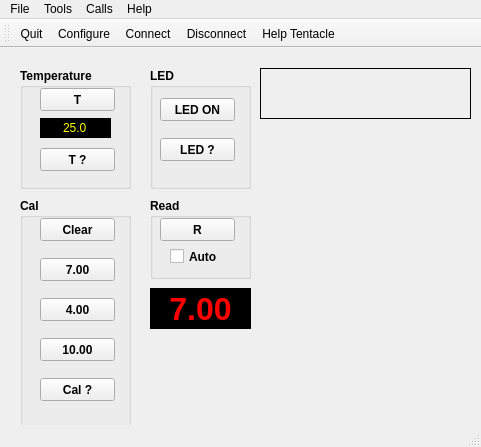
This is mainwindow.ui in cskv/atlas-tentacle as Qt 5 draws it before an edit. The edited form follows.
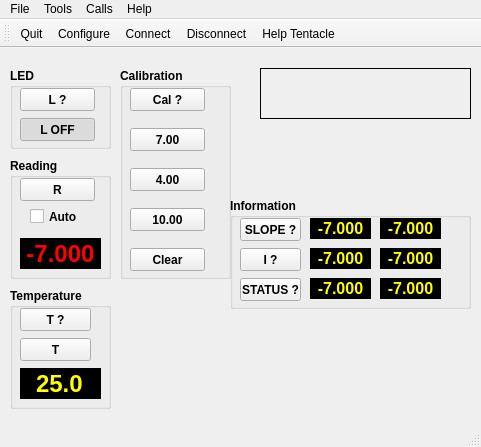
This is the edited form. Icons and pictures are not drawn.

Commit message: Completed tentacle commands and GUI

What changed in the file:
```diff
--- a/mainwindow.ui
+++ b/mainwindow.ui
@@ -17,10 +17,10 @@
    <widget class="QGroupBox" name="gbCalibration">
     <property name="geometry">
      <rect>
-      <x>20</x>
-      <y>150</y>
+      <x>120</x>
+      <y>20</y>
       <width>111</width>
-      <height>231</height>
+      <height>211</height>
      </rect>
     </property>
     <property name="font">
@@ -30,12 +30,12 @@
      </font>
     </property>
     <property name="title">
-     <string>Cal</string>
+     <string>Calibration</string>
     </property>
     <widget class="QPushButton" name="btnCalMid">
      <property name="geometry">
       <rect>
-       <x>20</x>
+       <x>10</x>
        <y>60</y>
        <width>75</width>
        <height>23</height>
@@ -48,7 +48,7 @@
     <widget class="QPushButton" name="btnCalLow">
      <property name="geometry">
       <rect>
-       <x>20</x>
+       <x>10</x>
        <y>100</y>
        <width>75</width>
        <height>23</height>
@@ -61,7 +61,7 @@
     <widget class="QPushButton" name="btnCalHigh">
      <property name="geometry">
       <rect>
-       <x>20</x>
+       <x>10</x>
        <y>140</y>
        <width>75</width>
        <height>23</height>
@@ -74,8 +74,8 @@
     <widget class="QPushButton" name="btnCalClear">
      <property name="geometry">
       <rect>
-       <x>20</x>
-       <y>20</y>
+       <x>10</x>
+       <y>180</y>
        <width>75</width>
        <height>23</height>
       </rect>
@@ -87,8 +87,8 @@
     <widget class="QPushButton" name="btnCal">
      <property name="geometry">
       <rect>
-       <x>20</x>
-       <y>180</y>
+       <x>10</x>
+       <y>20</y>
        <width>75</width>
        <height>23</height>
       </rect>
@@ -101,10 +101,10 @@
    <widget class="QGroupBox" name="gbLED">
     <property name="geometry">
      <rect>
-      <x>150</x>
+      <x>10</x>
       <y>20</y>
       <width>101</width>
-      <height>121</height>
+      <height>81</height>
      </rect>
     </property>
     <property name="font">
@@ -120,39 +120,42 @@
      <property name="geometry">
       <rect>
        <x>10</x>
-       <y>30</y>
+       <y>50</y>
        <width>75</width>
        <height>23</height>
       </rect>
      </property>
      <property name="text">
-      <string>LED ON</string>
+      <string>L OFF</string>
      </property>
      <property name="checkable">
       <bool>true</bool>
      </property>
+     <property name="checked">
+      <bool>true</bool>
+     </property>
     </widget>
     <widget class="QPushButton" name="btnLED">
      <property name="geometry">
       <rect>
        <x>10</x>
-       <y>70</y>
+       <y>20</y>
        <width>75</width>
        <height>23</height>
       </rect>
      </property>
      <property name="text">
-      <string>LED ?</string>
+      <string>L ?</string>
      </property>
     </widget>
    </widget>
    <widget class="QGroupBox" name="gbRead">
     <property name="geometry">
      <rect>
-      <x>150</x>
-      <y>150</y>
+      <x>10</x>
+      <y>110</y>
       <width>101</width>
-      <height>81</height>
+      <height>121</height>
      </rect>
     </property>
     <property name="font">
@@ -162,7 +165,7 @@
      </font>
     </property>
     <property name="title">
-     <string>Read</string>
+     <string>Reading</string>
     </property>
     <widget class="QPushButton" name="btnpH">
      <property name="geometry">
@@ -190,13 +193,48 @@
       <string>Auto</string>
      </property>
     </widget>
+    <widget class="QLabel" name="pHLabel">
+     <property name="geometry">
+      <rect>
+       <x>10</x>
+       <y>80</y>
+       <width>81</width>
+       <height>31</height>
+      </rect>
+     </property>
+     <property name="font">
+      <font>
+       <family>Arial</family>
+       <pointsize>18</pointsize>
+       <weight>75</weight>
+       <bold>true</bold>
+      </font>
+     </property>
+     <property name="styleSheet">
+      <string notr="true">background: black;
+color: red;
+</string>
+     </property>
+     <property name="text">
+      <string>-7.000</string>
+     </property>
+     <property name="textFormat">
+      <enum>Qt::PlainText</enum>
+     </property>
+     <property name="alignment">
+      <set>Qt::AlignCenter</set>
+     </property>
+     <property name="margin">
+      <number>4</number>
+     </property>
+    </widget>
    </widget>
    <widget class="QGroupBox" name="gbTemp">
     <property name="geometry">
      <rect>
-      <x>20</x>
-      <y>20</y>
-      <width>111</width>
+      <x>10</x>
+      <y>240</y>
+      <width>101</width>
       <height>121</height>
      </rect>
     </property>
@@ -212,9 +250,9 @@
     <widget class="QPushButton" name="btnSetTemp">
      <property name="geometry">
       <rect>
-       <x>20</x>
-       <y>20</y>
-       <width>75</width>
+       <x>10</x>
+       <y>50</y>
+       <width>71</width>
        <height>23</height>
       </rect>
      </property>
@@ -225,9 +263,9 @@
     <widget class="QPushButton" name="btnGetTemp">
      <property name="geometry">
       <rect>
-       <x>20</x>
-       <y>80</y>
-       <width>75</width>
+       <x>10</x>
+       <y>20</y>
+       <width>71</width>
        <height>23</height>
       </rect>
      </property>
@@ -238,16 +276,18 @@
     <widget class="QLineEdit" name="leTemp">
      <property name="geometry">
       <rect>
-       <x>20</x>
-       <y>50</y>
-       <width>71</width>
-       <height>20</height>
+       <x>10</x>
+       <y>80</y>
+       <width>81</width>
+       <height>31</height>
       </rect>
      </property>
      <property name="font">
       <font>
-       <weight>50</weight>
-       <bold>false</bold>
+       <family>Arial</family>
+       <pointsize>18</pointsize>
+       <weight>75</weight>
+       <bold>true</bold>
       </font>
      </property>
      <property name="autoFillBackground">
@@ -269,41 +309,6 @@
      </property>
     </widget>
    </widget>
-   <widget class="QLabel" name="label">
-    <property name="geometry">
-     <rect>
-      <x>150</x>
-      <y>240</y>
-      <width>101</width>
-      <height>41</height>
-     </rect>
-    </property>
-    <property name="font">
-     <font>
-      <family>Arial</family>
-      <pointsize>24</pointsize>
-      <weight>75</weight>
-      <bold>true</bold>
-     </font>
-    </property>
-    <property name="styleSheet">
-     <string notr="true">background: black;
-color: red;
-</string>
-    </property>
-    <property name="text">
-     <string>7.00</string>
-    </property>
-    <property name="textFormat">
-     <enum>Qt::PlainText</enum>
-    </property>
-    <property name="alignment">
-     <set>Qt::AlignCenter</set>
-    </property>
-    <property name="margin">
-     <number>4</number>
-    </property>
-   </widget>
    <widget class="QLabel" name="label_2">
     <property name="geometry">
      <rect>
@@ -345,6 +350,286 @@
      <bool>true</bool>
     </property>
    </widget>
+   <widget class="QGroupBox" name="groupBox">
+    <property name="geometry">
+     <rect>
+      <x>230</x>
+      <y>150</y>
+      <width>241</width>
+      <height>111</height>
+     </rect>
+    </property>
+    <property name="sizePolicy">
+     <sizepolicy hsizetype="Minimum" vsizetype="Fixed">
+      <horstretch>0</horstretch>
+      <verstretch>0</verstretch>
+     </sizepolicy>
+    </property>
+    <property name="font">
+     <font>
+      <weight>75</weight>
+      <bold>true</bold>
+     </font>
+    </property>
+    <property name="title">
+     <string>Information</string>
+    </property>
+    <widget class="QPushButton" name="btnSlope">
+     <property name="geometry">
+      <rect>
+       <x>10</x>
+       <y>20</y>
+       <width>61</width>
+       <height>23</height>
+      </rect>
+     </property>
+     <property name="text">
+      <string>SLOPE ?</string>
+     </property>
+    </widget>
+    <widget class="QPushButton" name="btnInfo">
+     <property name="geometry">
+      <rect>
+       <x>10</x>
+       <y>50</y>
+       <width>61</width>
+       <height>23</height>
+      </rect>
+     </property>
+     <property name="text">
+      <string>I ?</string>
+     </property>
+    </widget>
+    <widget class="QPushButton" name="btnStatus">
+     <property name="geometry">
+      <rect>
+       <x>10</x>
+       <y>80</y>
+       <width>61</width>
+       <height>23</height>
+      </rect>
+     </property>
+     <property name="sizePolicy">
+      <sizepolicy hsizetype="Minimum" vsizetype="Fixed">
+       <horstretch>0</horstretch>
+       <verstretch>0</verstretch>
+      </sizepolicy>
+     </property>
+     <property name="text">
+      <string>STATUS ?</string>
+     </property>
+    </widget>
+    <widget class="QLabel" name="acidSlopeLabel">
+     <property name="geometry">
+      <rect>
+       <x>80</x>
+       <y>20</y>
+       <width>61</width>
+       <height>21</height>
+      </rect>
+     </property>
+     <property name="font">
+      <font>
+       <family>Arial</family>
+       <pointsize>12</pointsize>
+       <weight>75</weight>
+       <bold>true</bold>
+      </font>
+     </property>
+     <property name="styleSheet">
+      <string notr="true">background: black;
+color: yellow;
+</string>
+     </property>
+     <property name="text">
+      <string>-7.000</string>
+     </property>
+     <property name="textFormat">
+      <enum>Qt::PlainText</enum>
+     </property>
+     <property name="alignment">
+      <set>Qt::AlignCenter</set>
+     </property>
+     <property name="margin">
+      <number>4</number>
+     </property>
+    </widget>
+    <widget class="QLabel" name="basicSlopeLabel">
+     <property name="geometry">
+      <rect>
+       <x>150</x>
+       <y>20</y>
+       <width>61</width>
+       <height>21</height>
+      </rect>
+     </property>
+     <property name="font">
+      <font>
+       <family>Arial</family>
+       <pointsize>12</pointsize>
+       <weight>75</weight>
+       <bold>true</bold>
+      </font>
+     </property>
+     <property name="styleSheet">
+      <string notr="true">background: black;
+color: yellow;
+</string>
+     </property>
+     <property name="text">
+      <string>-7.000</string>
+     </property>
+     <property name="textFormat">
+      <enum>Qt::PlainText</enum>
+     </property>
+     <property name="alignment">
+      <set>Qt::AlignCenter</set>
+     </property>
+     <property name="margin">
+      <number>4</number>
+     </property>
+    </widget>
+    <widget class="QLabel" name="probeLabel">
+     <property name="geometry">
+      <rect>
+       <x>80</x>
+       <y>50</y>
+       <width>61</width>
+       <height>21</height>
+      </rect>
+     </property>
+     <property name="font">
+      <font>
+       <family>Arial</family>
+       <pointsize>12</pointsize>
+       <weight>75</weight>
+       <bold>true</bold>
+      </font>
+     </property>
+     <property name="styleSheet">
+      <string notr="true">background: black;
+color: yellow;
+</string>
+     </property>
+     <property name="text">
+      <string>-7.000</string>
+     </property>
+     <property name="textFormat">
+      <enum>Qt::PlainText</enum>
+     </property>
+     <property name="alignment">
+      <set>Qt::AlignCenter</set>
+     </property>
+     <property name="margin">
+      <number>4</number>
+     </property>
+    </widget>
+    <widget class="QLabel" name="rstLabel">
+     <property name="geometry">
+      <rect>
+       <x>80</x>
+       <y>80</y>
+       <width>61</width>
+       <height>21</height>
+      </rect>
+     </property>
+     <property name="font">
+      <font>
+       <family>Arial</family>
+       <pointsize>12</pointsize>
+       <weight>75</weight>
+       <bold>true</bold>
+      </font>
+     </property>
+     <property name="styleSheet">
+      <string notr="true">background: black;
+color: yellow;
+</string>
+     </property>
+     <property name="text">
+      <string>-7.000</string>
+     </property>
+     <property name="textFormat">
+      <enum>Qt::PlainText</enum>
+     </property>
+     <property name="alignment">
+      <set>Qt::AlignCenter</set>
+     </property>
+     <property name="margin">
+      <number>4</number>
+     </property>
+    </widget>
+    <widget class="QLabel" name="versionLabel">
+     <property name="geometry">
+      <rect>
+       <x>150</x>
+       <y>50</y>
+       <width>61</width>
+       <height>21</height>
+      </rect>
+     </property>
+     <property name="font">
+      <font>
+       <family>Arial</family>
+       <pointsize>12</pointsize>
+       <weight>75</weight>
+       <bold>true</bold>
+      </font>
+     </property>
+     <property name="styleSheet">
+      <string notr="true">background: black;
+color: yellow;
+</string>
+     </property>
+     <property name="text">
+      <string>-7.000</string>
+     </property>
+     <property name="textFormat">
+      <enum>Qt::PlainText</enum>
+     </property>
+     <property name="alignment">
+      <set>Qt::AlignCenter</set>
+     </property>
+     <property name="margin">
+      <number>4</number>
+     </property>
+    </widget>
+    <widget class="QLabel" name="voltLabel">
+     <property name="geometry">
+      <rect>
+       <x>150</x>
+       <y>80</y>
+       <width>61</width>
+       <height>21</height>
+      </rect>
+     </property>
+     <property name="font">
+      <font>
+       <family>Arial</family>
+       <pointsize>12</pointsize>
+       <weight>75</weight>
+       <bold>true</bold>
+      </font>
+     </property>
+     <property name="styleSheet">
+      <string notr="true">background: black;
+color: yellow;
+</string>
+     </property>
+     <property name="text">
+      <string>-7.000</string>
+     </property>
+     <property name="textFormat">
+      <enum>Qt::PlainText</enum>
+     </property>
+     <property name="alignment">
+      <set>Qt::AlignCenter</set>
+     </property>
+     <property name="margin">
+      <number>4</number>
+     </property>
+    </widget>
+   </widget>
   </widget>
   <widget class="QMenuBar" name="menuBar">
    <property name="geometry">
```
The commit also changes 5 other files.
